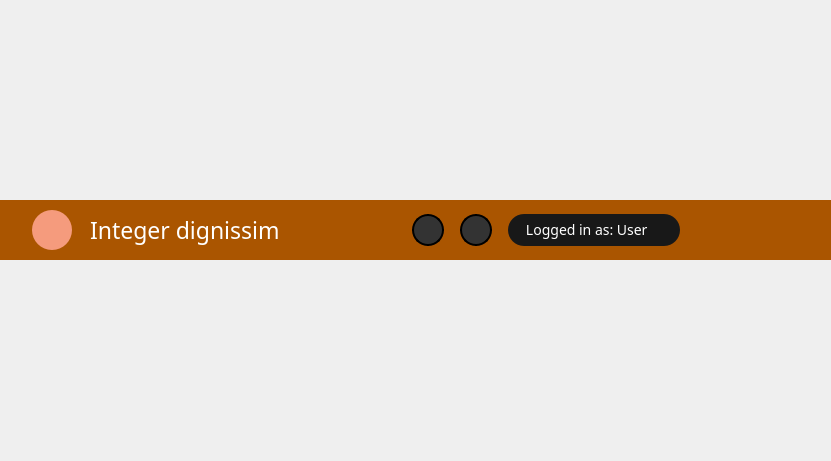
The window that app/src/ui_files/navbarFrame.ui (KrzysztofGoc/Peach-player) describes before a commit, drawn with Qt 5.
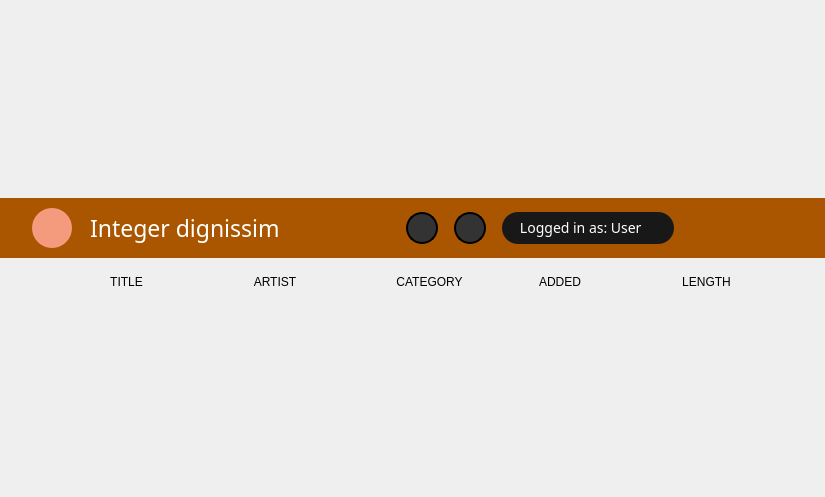
The same window after the commit. Icons and pictures are not drawn.

Commit message: Added fixedNavbar changing saturation, fixedNavbar's elements changing visibility, stickySortButtonFrame sticking to fixedNavbar at certain point at each page, resetting custom scrollbars to 0 when page is changed, function for changing mainPageStackedWidget/authorPageStackedWidget/categoryPageStackedWidget, added FlowLayout in place of all QGridLayouts, changed names of labels indicating authorPageStackedWidget current page, added SynchronizeDialog

```diff
--- a/app/src/ui_files/navbarFrame.ui
+++ b/app/src/ui_files/navbarFrame.ui
@@ -6,8 +6,8 @@
    <rect>
     <x>0</x>
     <y>0</y>
-    <width>831</width>
-    <height>461</height>
+    <width>825</width>
+    <height>497</height>
    </rect>
   </property>
   <property name="windowTitle">
@@ -43,13 +43,13 @@
      <property name="minimumSize">
       <size>
        <width>0</width>
-       <height>60</height>
+       <height>101</height>
       </size>
      </property>
      <property name="maximumSize">
       <size>
        <width>16777215</width>
-       <height>60</height>
+       <height>101</height>
       </size>
      </property>
      <property name="styleSheet">
@@ -79,6 +79,12 @@
       </property>
       <item>
        <widget class="QFrame" name="frame_2">
+        <property name="sizePolicy">
+         <sizepolicy hsizetype="Preferred" vsizetype="Fixed">
+          <horstretch>0</horstretch>
+          <verstretch>0</verstretch>
+         </sizepolicy>
+        </property>
         <property name="minimumSize">
          <size>
           <width>0</width>
@@ -335,8 +341,8 @@
            </property>
            <property name="sizeHint" stdset="0">
             <size>
-             <width>323</width>
-             <height>55</height>
+             <width>274</width>
+             <height>57</height>
             </size>
            </property>
           </spacer>
@@ -669,6 +675,941 @@
         </layout>
        </widget>
       </item>
+      <item>
+       <widget class="QFrame" name="frame_13">
+        <property name="sizePolicy">
+         <sizepolicy hsizetype="Preferred" vsizetype="Fixed">
+          <horstretch>0</horstretch>
+          <verstretch>0</verstretch>
+         </sizepolicy>
+        </property>
+        <property name="minimumSize">
+         <size>
+          <width>0</width>
+          <height>41</height>
+         </size>
+        </property>
+        <property name="maximumSize">
+         <size>
+          <width>16777215</width>
+          <height>41</height>
+         </size>
+        </property>
+        <property name="frameShape">
+         <enum>QFrame::StyledPanel</enum>
+        </property>
+        <property name="frameShadow">
+         <enum>QFrame::Raised</enum>
+        </property>
+        <layout class="QVBoxLayout" name="verticalLayout">
+         <property name="spacing">
+          <number>0</number>
+         </property>
+         <property name="leftMargin">
+          <number>0</number>
+         </property>
+         <property name="topMargin">
+          <number>0</number>
+         </property>
+         <property name="rightMargin">
+          <number>0</number>
+         </property>
+         <property name="bottomMargin">
+          <number>0</number>
+         </property>
+         <item>
+          <widget class="QFrame" name="frame_9">
+           <property name="sizePolicy">
+            <sizepolicy hsizetype="Preferred" vsizetype="Fixed">
+             <horstretch>0</horstretch>
+             <verstretch>0</verstretch>
+            </sizepolicy>
+           </property>
+           <property name="minimumSize">
+            <size>
+             <width>0</width>
+             <height>41</height>
+            </size>
+           </property>
+           <property name="maximumSize">
+            <size>
+             <width>16777215</width>
+             <height>41</height>
+            </size>
+           </property>
+           <property name="styleSheet">
+            <string notr="true">SortButtonsQFrame QPushButton:hover{
+	color: white;
+}
+SortButtonsQFrame QPushButton{
+	font: 57 10pt &quot;Heebo Medium&quot;;
+}
+SortButtonsQFrame{
+	border-bottom: 1px solid rgba(179, 179, 179, 0.25);
+}</string>
+           </property>
+           <property name="frameShape">
+            <enum>QFrame::StyledPanel</enum>
+           </property>
+           <property name="frameShadow">
+            <enum>QFrame::Raised</enum>
+           </property>
+           <layout class="QHBoxLayout" name="horizontalLayout_23">
+            <property name="spacing">
+             <number>0</number>
+            </property>
+            <property name="leftMargin">
+             <number>0</number>
+            </property>
+            <property name="topMargin">
+             <number>0</number>
+            </property>
+            <property name="rightMargin">
+             <number>0</number>
+            </property>
+            <property name="bottomMargin">
+             <number>0</number>
+            </property>
+            <item>
+             <spacer name="horizontalSpacer_16">
+              <property name="orientation">
+               <enum>Qt::Horizontal</enum>
+              </property>
+              <property name="sizeType">
+               <enum>QSizePolicy::Fixed</enum>
+              </property>
+              <property name="sizeHint" stdset="0">
+               <size>
+                <width>110</width>
+                <height>40</height>
+               </size>
+              </property>
+             </spacer>
+            </item>
+            <item>
+             <widget class="QFrame" name="frame_44">
+              <property name="sizePolicy">
+               <sizepolicy hsizetype="Minimum" vsizetype="Fixed">
+                <horstretch>0</horstretch>
+                <verstretch>0</verstretch>
+               </sizepolicy>
+              </property>
+              <property name="minimumSize">
+               <size>
+                <width>0</width>
+                <height>40</height>
+               </size>
+              </property>
+              <property name="styleSheet">
+               <string notr="true"/>
+              </property>
+              <property name="frameShape">
+               <enum>QFrame::StyledPanel</enum>
+              </property>
+              <property name="frameShadow">
+               <enum>QFrame::Raised</enum>
+              </property>
+              <layout class="QVBoxLayout" name="verticalLayout_8">
+               <property name="spacing">
+                <number>0</number>
+               </property>
+               <property name="leftMargin">
+                <number>0</number>
+               </property>
+               <property name="topMargin">
+                <number>8</number>
+               </property>
+               <property name="rightMargin">
+                <number>0</number>
+               </property>
+               <property name="bottomMargin">
+                <number>0</number>
+               </property>
+               <item>
+                <widget class="QFrame" name="frame_364">
+                 <property name="sizePolicy">
+                  <sizepolicy hsizetype="Fixed" vsizetype="Fixed">
+                   <horstretch>0</horstretch>
+                   <verstretch>0</verstretch>
+                  </sizepolicy>
+                 </property>
+                 <property name="frameShape">
+                  <enum>QFrame::StyledPanel</enum>
+                 </property>
+                 <property name="frameShadow">
+                  <enum>QFrame::Raised</enum>
+                 </property>
+                 <layout class="QHBoxLayout" name="horizontalLayout_79">
+                  <property name="spacing">
+                   <number>0</number>
+                  </property>
+                  <property name="leftMargin">
+                   <number>0</number>
+                  </property>
+                  <property name="topMargin">
+                   <number>0</number>
+                  </property>
+                  <property name="rightMargin">
+                   <number>0</number>
+                  </property>
+                  <property name="bottomMargin">
+                   <number>0</number>
+                  </property>
+                  <item>
+                   <widget class="QPushButton" name="mainPagePlaylistTitleSortButton">
+                    <property name="sizePolicy">
+                     <sizepolicy hsizetype="Fixed" vsizetype="Fixed">
+                      <horstretch>0</horstretch>
+                      <verstretch>0</verstretch>
+                     </sizepolicy>
+                    </property>
+                    <property name="styleSheet">
+                     <string notr="true"/>
+                    </property>
+                    <property name="text">
+                     <string notr="true">TITLE</string>
+                    </property>
+                    <property name="checkable">
+                     <bool>true</bool>
+                    </property>
+                    <property name="autoExclusive">
+                     <bool>false</bool>
+                    </property>
+                   </widget>
+                  </item>
+                  <item>
+                   <widget class="QFrame" name="frame_365">
+                    <property name="minimumSize">
+                     <size>
+                      <width>20</width>
+                      <height>19</height>
+                     </size>
+                    </property>
+                    <property name="frameShape">
+                     <enum>QFrame::StyledPanel</enum>
+                    </property>
+                    <property name="frameShadow">
+                     <enum>QFrame::Raised</enum>
+                    </property>
+                    <layout class="QHBoxLayout" name="horizontalLayout_80">
+                     <property name="spacing">
+                      <number>0</number>
+                     </property>
+                     <property name="leftMargin">
+                      <number>13</number>
+                     </property>
+                     <property name="topMargin">
+                      <number>0</number>
+                     </property>
+                     <property name="rightMargin">
+                      <number>0</number>
+                     </property>
+                     <property name="bottomMargin">
+                      <number>0</number>
+                     </property>
+                     <item>
+                      <widget class="QLabel" name="label_218">
+                       <property name="sizePolicy">
+                        <sizepolicy hsizetype="Fixed" vsizetype="Fixed">
+                         <horstretch>0</horstretch>
+                         <verstretch>0</verstretch>
+                        </sizepolicy>
+                       </property>
+                       <property name="minimumSize">
+                        <size>
+                         <width>20</width>
+                         <height>20</height>
+                        </size>
+                       </property>
+                       <property name="maximumSize">
+                        <size>
+                         <width>20</width>
+                         <height>20</height>
+                        </size>
+                       </property>
+                       <property name="text">
+                        <string notr="true"/>
+                       </property>
+                       <property name="pixmap">
+                        <pixmap resource="../resourcesPeachPlayer.qrc">:/icons/48x48/outlined/icons/48x48/outlined/outline_expand_more_peach_48dp.png</pixmap>
+                       </property>
+                       <property name="scaledContents">
+                        <bool>true</bool>
+                       </property>
+                      </widget>
+                     </item>
+                    </layout>
+                   </widget>
+                  </item>
+                 </layout>
+                </widget>
+               </item>
+              </layout>
+             </widget>
+            </item>
+            <item>
+             <widget class="QFrame" name="frame_43">
+              <property name="sizePolicy">
+               <sizepolicy hsizetype="Minimum" vsizetype="Fixed">
+                <horstretch>0</horstretch>
+                <verstretch>0</verstretch>
+               </sizepolicy>
+              </property>
+              <property name="minimumSize">
+               <size>
+                <width>0</width>
+                <height>40</height>
+               </size>
+              </property>
+              <property name="styleSheet">
+               <string notr="true"/>
+              </property>
+              <property name="frameShape">
+               <enum>QFrame::StyledPanel</enum>
+              </property>
+              <property name="frameShadow">
+               <enum>QFrame::Raised</enum>
+              </property>
+              <layout class="QVBoxLayout" name="verticalLayout_9">
+               <property name="spacing">
+                <number>0</number>
+               </property>
+               <property name="leftMargin">
+                <number>0</number>
+               </property>
+               <property name="topMargin">
+                <number>8</number>
+               </property>
+               <property name="rightMargin">
+                <number>0</number>
+               </property>
+               <property name="bottomMargin">
+                <number>0</number>
+               </property>
+               <item>
+                <widget class="QFrame" name="frame_366">
+                 <property name="sizePolicy">
+                  <sizepolicy hsizetype="Fixed" vsizetype="Fixed">
+                   <horstretch>0</horstretch>
+                   <verstretch>0</verstretch>
+                  </sizepolicy>
+                 </property>
+                 <property name="frameShape">
+                  <enum>QFrame::StyledPanel</enum>
+                 </property>
+                 <property name="frameShadow">
+                  <enum>QFrame::Raised</enum>
+                 </property>
+                 <layout class="QHBoxLayout" name="horizontalLayout_81">
+                  <property name="spacing">
+                   <number>0</number>
+                  </property>
+                  <property name="leftMargin">
+                   <number>0</number>
+                  </property>
+                  <property name="topMargin">
+                   <number>0</number>
+                  </property>
+                  <property name="rightMargin">
+                   <number>0</number>
+                  </property>
+                  <property name="bottomMargin">
+                   <number>0</number>
+                  </property>
+                  <item>
+                   <widget class="QPushButton" name="mainPagePlaylistArtistSortButton">
+                    <property name="sizePolicy">
+                     <sizepolicy hsizetype="Fixed" vsizetype="Fixed">
+                      <horstretch>0</horstretch>
+                      <verstretch>0</verstretch>
+                     </sizepolicy>
+                    </property>
+                    <property name="styleSheet">
+                     <string notr="true"/>
+                    </property>
+                    <property name="text">
+                     <string notr="true">ARTIST</string>
+                    </property>
+                    <property name="checkable">
+                     <bool>true</bool>
+                    </property>
+                    <property name="autoExclusive">
+                     <bool>false</bool>
+                    </property>
+                   </widget>
+                  </item>
+                  <item>
+                   <widget class="QFrame" name="frame_367">
+                    <property name="minimumSize">
+                     <size>
+                      <width>20</width>
+                      <height>19</height>
+                     </size>
+                    </property>
+                    <property name="frameShape">
+                     <enum>QFrame::StyledPanel</enum>
+                    </property>
+                    <property name="frameShadow">
+                     <enum>QFrame::Raised</enum>
+                    </property>
+                    <layout class="QHBoxLayout" name="horizontalLayout_82">
+                     <property name="spacing">
+                      <number>0</number>
+                     </property>
+                     <property name="leftMargin">
+                      <number>13</number>
+                     </property>
+                     <property name="topMargin">
+                      <number>0</number>
+                     </property>
+                     <property name="rightMargin">
+                      <number>0</number>
+                     </property>
+                     <property name="bottomMargin">
+                      <number>0</number>
+                     </property>
+                     <item>
+                      <widget class="QLabel" name="label_219">
+                       <property name="sizePolicy">
+                        <sizepolicy hsizetype="Fixed" vsizetype="Fixed">
+                         <horstretch>0</horstretch>
+                         <verstretch>0</verstretch>
+                        </sizepolicy>
+                       </property>
+                       <property name="minimumSize">
+                        <size>
+                         <width>20</width>
+                         <height>20</height>
+                        </size>
+                       </property>
+                       <property name="maximumSize">
+                        <size>
+                         <width>20</width>
+                         <height>20</height>
+                        </size>
+                       </property>
+                       <property name="text">
+                        <string notr="true"/>
+                       </property>
+                       <property name="pixmap">
+                        <pixmap resource="../resourcesPeachPlayer.qrc">:/icons/48x48/outlined/icons/48x48/outlined/outline_expand_more_peach_48dp.png</pixmap>
+                       </property>
+                       <property name="scaledContents">
+                        <bool>true</bool>
+                       </property>
+                      </widget>
+                     </item>
+                    </layout>
+                   </widget>
+                  </item>
+                 </layout>
+                </widget>
+               </item>
+              </layout>
+             </widget>
+            </item>
+            <item>
+             <widget class="QFrame" name="frame_10">
+              <property name="sizePolicy">
+               <sizepolicy hsizetype="Minimum" vsizetype="Fixed">
+                <horstretch>0</horstretch>
+                <verstretch>0</verstretch>
+               </sizepolicy>
+              </property>
+              <property name="minimumSize">
+               <size>
+                <width>0</width>
+                <height>40</height>
+               </size>
+              </property>
+              <property name="styleSheet">
+               <string notr="true"/>
+              </property>
+              <property name="frameShape">
+               <enum>QFrame::StyledPanel</enum>
+              </property>
+              <property name="frameShadow">
+               <enum>QFrame::Raised</enum>
+              </property>
+              <layout class="QVBoxLayout" name="verticalLayout_14">
+               <property name="spacing">
+                <number>0</number>
+               </property>
+               <property name="leftMargin">
+                <number>0</number>
+               </property>
+               <property name="topMargin">
+                <number>8</number>
+               </property>
+               <property name="rightMargin">
+                <number>0</number>
+               </property>
+               <property name="bottomMargin">
+                <number>0</number>
+               </property>
+               <item>
+                <widget class="QFrame" name="frame_368">
+                 <property name="sizePolicy">
+                  <sizepolicy hsizetype="Fixed" vsizetype="Fixed">
+                   <horstretch>0</horstretch>
+                   <verstretch>0</verstretch>
+                  </sizepolicy>
+                 </property>
+                 <property name="frameShape">
+                  <enum>QFrame::StyledPanel</enum>
+                 </property>
+                 <property name="frameShadow">
+                  <enum>QFrame::Raised</enum>
+                 </property>
+                 <layout class="QHBoxLayout" name="horizontalLayout_83">
+                  <property name="spacing">
+                   <number>0</number>
+                  </property>
+                  <property name="leftMargin">
+                   <number>0</number>
+                  </property>
+                  <property name="topMargin">
+                   <number>0</number>
+                  </property>
+                  <property name="rightMargin">
+                   <number>0</number>
+                  </property>
+                  <property name="bottomMargin">
+                   <number>0</number>
+                  </property>
+                  <item>
+                   <widget class="QPushButton" name="mainPagePlaylistCategorySortButton">
+                    <property name="sizePolicy">
+                     <sizepolicy hsizetype="Fixed" vsizetype="Fixed">
+                      <horstretch>0</horstretch>
+                      <verstretch>0</verstretch>
+                     </sizepolicy>
+                    </property>
+                    <property name="styleSheet">
+                     <string notr="true"/>
+                    </property>
+                    <property name="text">
+                     <string notr="true">CATEGORY</string>
+                    </property>
+                    <property name="checkable">
+                     <bool>true</bool>
+                    </property>
+                    <property name="autoExclusive">
+                     <bool>false</bool>
+                    </property>
+                   </widget>
+                  </item>
+                  <item>
+                   <widget class="QFrame" name="frame_369">
+                    <property name="minimumSize">
+                     <size>
+                      <width>20</width>
+                      <height>19</height>
+                     </size>
+                    </property>
+                    <property name="frameShape">
+                     <enum>QFrame::StyledPanel</enum>
+                    </property>
+                    <property name="frameShadow">
+                     <enum>QFrame::Raised</enum>
+                    </property>
+                    <layout class="QHBoxLayout" name="horizontalLayout_84">
+                     <property name="spacing">
+                      <number>0</number>
+                     </property>
+                     <property name="leftMargin">
+                      <number>13</number>
+                     </property>
+                     <property name="topMargin">
+                      <number>0</number>
+                     </property>
+                     <property name="rightMargin">
+                      <number>0</number>
+                     </property>
+                     <property name="bottomMargin">
+                      <number>0</number>
+                     </property>
+                     <item>
+                      <widget class="QLabel" name="label_220">
+                       <property name="sizePolicy">
+                        <sizepolicy hsizetype="Fixed" vsizetype="Fixed">
+                         <horstretch>0</horstretch>
+                         <verstretch>0</verstretch>
+                        </sizepolicy>
+                       </property>
+                       <property name="minimumSize">
+                        <size>
+                         <width>20</width>
+                         <height>20</height>
+                        </size>
+                       </property>
+                       <property name="maximumSize">
+                        <size>
+                         <width>20</width>
+                         <height>20</height>
+                        </size>
+                       </property>
+                       <property name="text">
+                        <string notr="true"/>
+                       </property>
+                       <property name="pixmap">
+                        <pixmap resource="../resourcesPeachPlayer.qrc">:/icons/48x48/outlined/icons/48x48/outlined/outline_expand_more_peach_48dp.png</pixmap>
+                       </property>
+                       <property name="scaledContents">
+                        <bool>true</bool>
+                       </property>
+                      </widget>
+                     </item>
+                    </layout>
+                   </widget>
+                  </item>
+                 </layout>
+                </widget>
+               </item>
+              </layout>
+             </widget>
+            </item>
+            <item>
+             <widget class="QFrame" name="frame_11">
+              <property name="sizePolicy">
+               <sizepolicy hsizetype="Minimum" vsizetype="Fixed">
+                <horstretch>0</horstretch>
+                <verstretch>0</verstretch>
+               </sizepolicy>
+              </property>
+              <property name="minimumSize">
+               <size>
+                <width>0</width>
+                <height>40</height>
+               </size>
+              </property>
+              <property name="styleSheet">
+               <string notr="true"/>
+              </property>
+              <property name="frameShape">
+               <enum>QFrame::StyledPanel</enum>
+              </property>
+              <property name="frameShadow">
+               <enum>QFrame::Raised</enum>
+              </property>
+              <layout class="QVBoxLayout" name="verticalLayout_23">
+               <property name="spacing">
+                <number>0</number>
+               </property>
+               <property name="leftMargin">
+                <number>0</number>
+               </property>
+               <property name="topMargin">
+                <number>8</number>
+               </property>
+               <property name="rightMargin">
+                <number>0</number>
+               </property>
+               <property name="bottomMargin">
+                <number>0</number>
+               </property>
+               <item>
+                <widget class="QFrame" name="frame_370">
+                 <property name="sizePolicy">
+                  <sizepolicy hsizetype="Fixed" vsizetype="Fixed">
+                   <horstretch>0</horstretch>
+                   <verstretch>0</verstretch>
+                  </sizepolicy>
+                 </property>
+                 <property name="frameShape">
+                  <enum>QFrame::StyledPanel</enum>
+                 </property>
+                 <property name="frameShadow">
+                  <enum>QFrame::Raised</enum>
+                 </property>
+                 <layout class="QHBoxLayout" name="horizontalLayout_85">
+                  <property name="spacing">
+                   <number>0</number>
+                  </property>
+                  <property name="leftMargin">
+                   <number>0</number>
+                  </property>
+                  <property name="topMargin">
+                   <number>0</number>
+                  </property>
+                  <property name="rightMargin">
+                   <number>0</number>
+                  </property>
+                  <property name="bottomMargin">
+                   <number>0</number>
+                  </property>
+                  <item>
+                   <widget class="QPushButton" name="mainPagePlaylistAddedSortButton">
+                    <property name="sizePolicy">
+                     <sizepolicy hsizetype="Fixed" vsizetype="Fixed">
+                      <horstretch>0</horstretch>
+                      <verstretch>0</verstretch>
+                     </sizepolicy>
+                    </property>
+                    <property name="styleSheet">
+                     <string notr="true"/>
+                    </property>
+                    <property name="text">
+                     <string notr="true">ADDED</string>
+                    </property>
+                    <property name="checkable">
+                     <bool>true</bool>
+                    </property>
+                    <property name="autoExclusive">
+                     <bool>false</bool>
+                    </property>
+                   </widget>
+                  </item>
+                  <item>
+                   <widget class="QFrame" name="frame_371">
+                    <property name="minimumSize">
+                     <size>
+                      <width>20</width>
+                      <height>19</height>
+                     </size>
+                    </property>
+                    <property name="frameShape">
+                     <enum>QFrame::StyledPanel</enum>
+                    </property>
+                    <property name="frameShadow">
+                     <enum>QFrame::Raised</enum>
+                    </property>
+                    <layout class="QHBoxLayout" name="horizontalLayout_86">
+                     <property name="spacing">
+                      <number>0</number>
+                     </property>
+                     <property name="leftMargin">
+                      <number>13</number>
+                     </property>
+                     <property name="topMargin">
+                      <number>0</number>
+                     </property>
+                     <property name="rightMargin">
+                      <number>0</number>
+                     </property>
+                     <property name="bottomMargin">
+                      <number>0</number>
+                     </property>
+                     <item>
+                      <widget class="QLabel" name="label_221">
+                       <property name="sizePolicy">
+                        <sizepolicy hsizetype="Fixed" vsizetype="Fixed">
+                         <horstretch>0</horstretch>
+                         <verstretch>0</verstretch>
+                        </sizepolicy>
+                       </property>
+                       <property name="minimumSize">
+                        <size>
+                         <width>20</width>
+                         <height>20</height>
+                        </size>
+                       </property>
+                       <property name="maximumSize">
+                        <size>
+                         <width>20</width>
+                         <height>20</height>
+                        </size>
+                       </property>
+                       <property name="text">
+                        <string notr="true"/>
+                       </property>
+                       <property name="pixmap">
+                        <pixmap resource="../resourcesPeachPlayer.qrc">:/icons/48x48/outlined/icons/48x48/outlined/outline_expand_more_peach_48dp.png</pixmap>
+                       </property>
+                       <property name="scaledContents">
+                        <bool>true</bool>
+                       </property>
+                      </widget>
+                     </item>
+                    </layout>
+                   </widget>
+                  </item>
+                 </layout>
+                </widget>
+               </item>
+              </layout>
+             </widget>
+            </item>
+            <item>
+             <widget class="QFrame" name="frame_12">
+              <property name="sizePolicy">
+               <sizepolicy hsizetype="Minimum" vsizetype="Fixed">
+                <horstretch>0</horstretch>
+                <verstretch>0</verstretch>
+               </sizepolicy>
+              </property>
+              <property name="minimumSize">
+               <size>
+                <width>0</width>
+                <height>40</height>
+               </size>
+              </property>
+              <property name="styleSheet">
+               <string notr="true"/>
+              </property>
+              <property name="frameShape">
+               <enum>QFrame::StyledPanel</enum>
+              </property>
+              <property name="frameShadow">
+               <enum>QFrame::Raised</enum>
+              </property>
+              <layout class="QVBoxLayout" name="verticalLayout_24">
+               <property name="spacing">
+                <number>0</number>
+               </property>
+               <property name="leftMargin">
+                <number>0</number>
+               </property>
+               <property name="topMargin">
+                <number>8</number>
+               </property>
+               <property name="rightMargin">
+                <number>0</number>
+               </property>
+               <property name="bottomMargin">
+                <number>0</number>
+               </property>
+               <item>
+                <widget class="QFrame" name="frame_372">
+                 <property name="sizePolicy">
+                  <sizepolicy hsizetype="Fixed" vsizetype="Fixed">
+                   <horstretch>0</horstretch>
+                   <verstretch>0</verstretch>
+                  </sizepolicy>
+                 </property>
+                 <property name="frameShape">
+                  <enum>QFrame::StyledPanel</enum>
+                 </property>
+                 <property name="frameShadow">
+                  <enum>QFrame::Raised</enum>
+                 </property>
+                 <layout class="QHBoxLayout" name="horizontalLayout_89">
+                  <property name="spacing">
+                   <number>0</number>
+                  </property>
+                  <property name="leftMargin">
+                   <number>0</number>
+                  </property>
+                  <property name="topMargin">
+                   <number>0</number>
+                  </property>
+                  <property name="rightMargin">
+                   <number>0</number>
+                  </property>
+                  <property name="bottomMargin">
+                   <number>0</number>
+                  </property>
+                  <item>
+                   <widget class="QPushButton" name="mainPagePlaylistLengthSortButton">
+                    <property name="sizePolicy">
+                     <sizepolicy hsizetype="Fixed" vsizetype="Fixed">
+                      <horstretch>0</horstretch>
+                      <verstretch>0</verstretch>
+                     </sizepolicy>
+                    </property>
+                    <property name="styleSheet">
+                     <string notr="true"/>
+                    </property>
+                    <property name="text">
+                     <string notr="true">LENGTH</string>
+                    </property>
+                    <property name="checkable">
+                     <bool>true</bool>
+                    </property>
+                    <property name="autoExclusive">
+                     <bool>false</bool>
+                    </property>
+                   </widget>
+                  </item>
+                  <item>
+                   <widget class="QFrame" name="frame_374">
+                    <property name="minimumSize">
+                     <size>
+                      <width>20</width>
+                      <height>19</height>
+                     </size>
+                    </property>
+                    <property name="frameShape">
+                     <enum>QFrame::StyledPanel</enum>
+                    </property>
+                    <property name="frameShadow">
+                     <enum>QFrame::Raised</enum>
+                    </property>
+                    <layout class="QHBoxLayout" name="horizontalLayout_90">
+                     <property name="spacing">
+                      <number>0</number>
+                     </property>
+                     <property name="leftMargin">
+                      <number>13</number>
+                     </property>
+                     <property name="topMargin">
+                      <number>0</number>
+                     </property>
+                     <property name="rightMargin">
+                      <number>0</number>
+                     </property>
+                     <property name="bottomMargin">
+                      <number>0</number>
+                     </property>
+                     <item>
+                      <widget class="QLabel" name="label_223">
+                       <property name="sizePolicy">
+                        <sizepolicy hsizetype="Fixed" vsizetype="Fixed">
+                         <horstretch>0</horstretch>
+                         <verstretch>0</verstretch>
+                        </sizepolicy>
+                       </property>
+                       <property name="minimumSize">
+                        <size>
+                         <width>20</width>
+                         <height>20</height>
+                        </size>
+                       </property>
+                       <property name="maximumSize">
+                        <size>
+                         <width>20</width>
+                         <height>20</height>
+                        </size>
+                       </property>
+                       <property name="text">
+                        <string notr="true"/>
+                       </property>
+                       <property name="pixmap">
+                        <pixmap resource="../resourcesPeachPlayer.qrc">:/icons/48x48/outlined/icons/48x48/outlined/outline_expand_more_peach_48dp.png</pixmap>
+                       </property>
+                       <property name="scaledContents">
+                        <bool>true</bool>
+                       </property>
+                      </widget>
+                     </item>
+                    </layout>
+                   </widget>
+                  </item>
+                 </layout>
+                </widget>
+               </item>
+              </layout>
+             </widget>
+            </item>
+           </layout>
+          </widget>
+         </item>
+        </layout>
+       </widget>
+      </item>
+      <item>
+       <spacer name="verticalSpacer_2">
+        <property name="orientation">
+         <enum>Qt::Vertical</enum>
+        </property>
+        <property name="sizeHint" stdset="0">
+         <size>
+          <width>0</width>
+          <height>0</height>
+         </size>
+        </property>
+       </spacer>
+      </item>
      </layout>
     </widget>
    </item>
```
Left out of the diff: 2 changed lines with no effect on the pictures. The commit also changes 17 other files.
